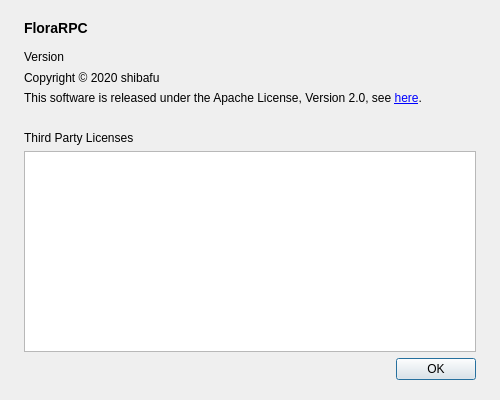
shibafu528/florarpc, file ui/AboutDialog.ui: the form before one commit.
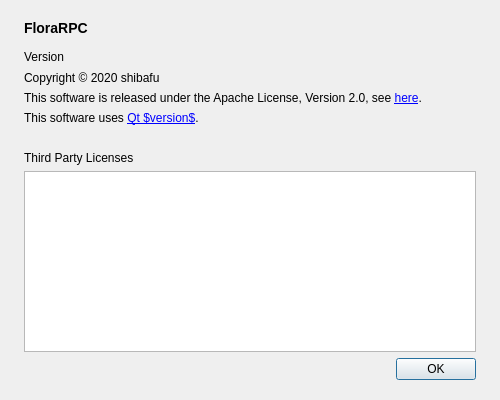
The form after the commit.

Commit message: Qtについての表示

Patch:
```diff
--- a/ui/AboutDialog.ui
+++ b/ui/AboutDialog.ui
@@ -76,6 +76,13 @@
      </property>
     </widget>
    </item>
+   <item>
+    <widget class="QLabel" name="qtVersionLabel">
+     <property name="text">
+      <string>This software uses &lt;a href=&quot;about://qt&quot;&gt;Qt $version$&lt;/a&gt;.</string>
+     </property>
+    </widget>
+   </item>
    <item>
     <spacer name="verticalSpacer_2">
      <property name="orientation">
```
The commit also changes 2 other files.
